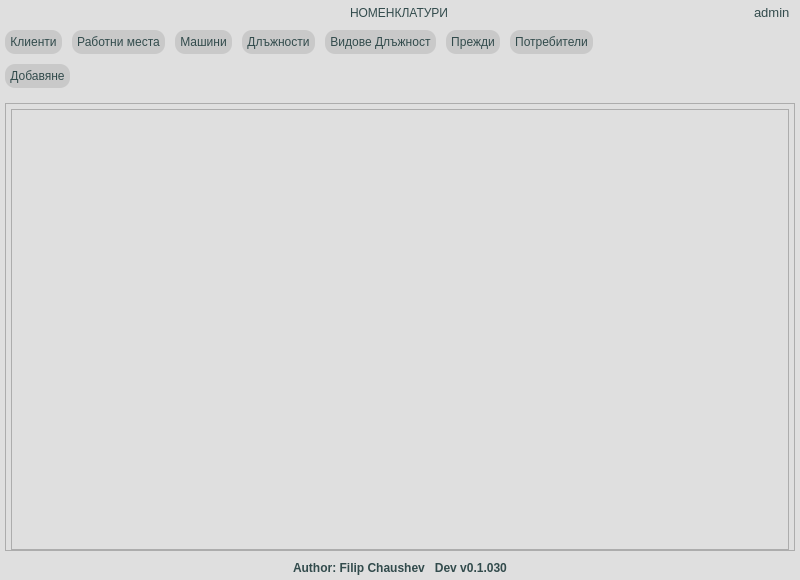
First picture: the form in app/ui/widgets/customParametersWidget.ui, repository DevilPhp/WorkSalary.v01, before the edit.
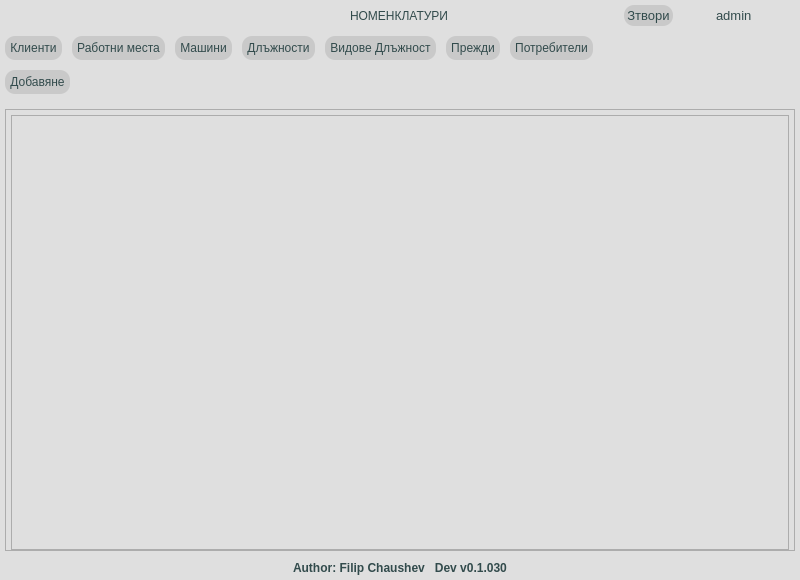
Second picture: the form after the edit. Icons and pictures are not drawn.

The edit to the form file:
```diff
--- a/app/ui/widgets/customParametersWidget.ui
+++ b/app/ui/widgets/customParametersWidget.ui
@@ -188,6 +188,67 @@
           </widget>
          </item>
          <item alignment="Qt::AlignRight">
+          <widget class="QWidget" name="widget_3" native="true">
+           <layout class="QHBoxLayout" name="horizontalLayout_8">
+            <property name="spacing">
+             <number>5</number>
+            </property>
+            <property name="leftMargin">
+             <number>0</number>
+            </property>
+            <property name="topMargin">
+             <number>0</number>
+            </property>
+            <property name="rightMargin">
+             <number>0</number>
+            </property>
+            <property name="bottomMargin">
+             <number>0</number>
+            </property>
+            <item>
+             <widget class="QWidget" name="widget_5" native="true">
+              <layout class="QHBoxLayout" name="horizontalLayout_7">
+               <property name="spacing">
+                <number>0</number>
+               </property>
+               <property name="leftMargin">
+                <number>0</number>
+               </property>
+               <property name="topMargin">
+                <number>0</number>
+               </property>
+               <property name="rightMargin">
+                <number>0</number>
+               </property>
+               <property name="bottomMargin">
+                <number>0</number>
+               </property>
+               <item>
+                <widget class="QPushButton" name="closeBtn">
+                 <property name="styleSheet">
+                  <string notr="true">* {
+	padding: 3px;
+}</string>
+                 </property>
+                 <property name="text">
+                  <string>Зтвори</string>
+                 </property>
+                 <property name="icon">
+                  <iconset resource="../../../resources.qrc">
+                   <normaloff>:/icons/app/assets/icons/Close-Square--Streamline-Solar-Broken.svg</normaloff>:/icons/app/assets/icons/Close-Square--Streamline-Solar-Broken.svg</iconset>
+                 </property>
+                 <property name="iconSize">
+                  <size>
+                   <width>20</width>
+                   <height>20</height>
+                  </size>
+                 </property>
+                </widget>
+               </item>
+              </layout>
+             </widget>
+            </item>
+            <item>
           <widget class="QWidget" name="userHolder" native="true">
            <layout class="QHBoxLayout" name="horizontalLayout_3">
             <property name="spacing">
@@ -205,23 +266,6 @@
             <property name="bottomMargin">
              <number>0</number>
             </property>
-            <item>
-             <widget class="QPushButton" name="logoutBtn">
-              <property name="text">
-               <string/>
-              </property>
-              <property name="icon">
-               <iconset resource="../../../resources.qrc">
-                <normaloff>:/icons/app/assets/icons/Log-Out--Streamline-Feather.svg</normaloff>:/icons/app/assets/icons/Log-Out--Streamline-Feather.svg</iconset>
-              </property>
-              <property name="iconSize">
-               <size>
-                <width>18</width>
-                <height>18</height>
-               </size>
-              </property>
-             </widget>
-            </item>
             <item>
              <widget class="QPushButton" name="userIcon">
               <property name="focusPolicy">
@@ -249,6 +293,26 @@
               </property>
              </widget>
             </item>
+               <item>
+                <widget class="QPushButton" name="logoutBtn">
+                 <property name="text">
+                  <string/>
+                 </property>
+                 <property name="icon">
+                  <iconset resource="../../../resources.qrc">
+                   <normaloff>:/icons/app/assets/icons/Log-Out--Streamline-Feather.svg</normaloff>:/icons/app/assets/icons/Log-Out--Streamline-Feather.svg</iconset>
+                 </property>
+                 <property name="iconSize">
+                  <size>
+                   <width>18</width>
+                   <height>18</height>
+                  </size>
+                 </property>
+                </widget>
+               </item>
+              </layout>
+             </widget>
+            </item>
            </layout>
           </widget>
          </item>
@@ -406,7 +470,7 @@
         <x>0</x>
         <y>0</y>
         <width>788</width>
-        <height>435</height>
+        <height>429</height>
        </rect>
       </property>
       <layout class="QVBoxLayout" name="verticalLayout_12">
```
Lines whose indentation alone changed are shown as unchanged.
